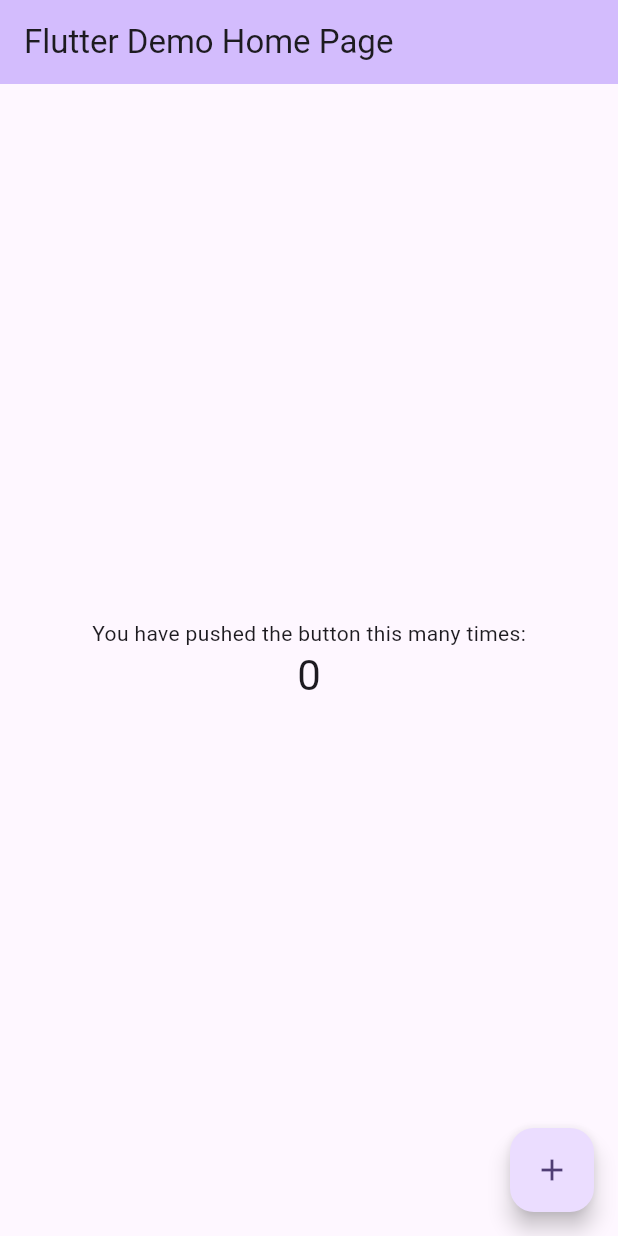
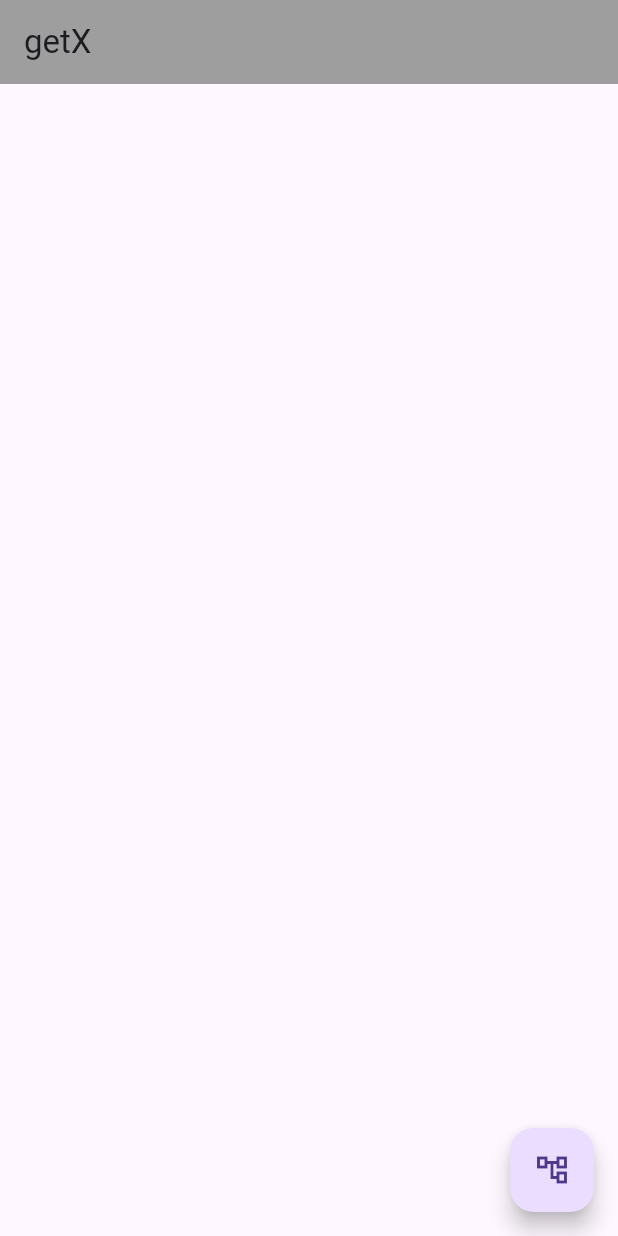
Before and after one commit to rjunaidd/getX, a Flutter app: the screen it shows after launch, on a phone screen of 412 x 824 dp. Run offline on Flutter 3.47's test engine with Material 3 defaults, Android fonts, the phone set to English and light mode, and no system bars; our stand-ins replace get.

Commit message:
getX snakbar

```diff
--- /dev/null
+++ b/lib/Views/home_screen.dart
@@ -0,0 +1,45 @@
+import 'package:flutter/material.dart';
+import 'package:get/get.dart';
+
+class HomeScreen extends StatefulWidget {
+  const HomeScreen({super.key});
+
+  @override
+  State<HomeScreen> createState() => _HomeScreenState();
+}
+
+class _HomeScreenState extends State<HomeScreen> {
+  @override
+  Widget build(BuildContext context) {
+    return  Scaffold(
+      appBar:AppBar(
+        backgroundColor: Colors.grey,
+        title:const Text("getX"),
+      ) ,
+      body: Column(
+        children: [
+
+        ],
+      ),
+      floatingActionButton: FloatingActionButton(
+        child: Icon(Icons.account_tree_outlined),
+          onPressed: (){
+            Get.snackbar(
+                "Junaid , JD",
+                "Follow on me ",
+            duration: Duration(
+              seconds: 10
+            ),
+
+              mainButton: TextButton(
+                  onPressed:(){
+                    print('Follow');
+                  },
+                  child: Icon(Icons.gamepad)
+              )
+            );
+          }
+      ),
+    );
+  }
+}
--- a/lib/main.dart
+++ b/lib/main.dart
@@ -1,4 +1,6 @@
 import 'package:flutter/material.dart';
+import 'package:get/get.dart';
+import 'package:getx/Views/home_screen.dart';
 
 void main() {
   runApp(const MyApp());
@@ -7,119 +9,11 @@ void main() {
 class MyApp extends StatelessWidget {
   const MyApp({super.key});
 
-  // This widget is the root of your application.
   @override
   Widget build(BuildContext context) {
-    return MaterialApp(
-      title: 'Flutter Demo',
-      theme: ThemeData(
-        // This is the theme of your application.
-        //
-        // TRY THIS: Try running your application with "flutter run". You'll see
-        // the application has a purple toolbar. Then, without quitting the app,
-        // try changing the seedColor in the colorScheme below to Colors.green
-        // and then invoke "hot reload" (save your changes or press the "hot
-        // reload" button in a Flutter-supported IDE, or press "r" if you used
-        // the command line to start the app).
-        //
-        // Notice that the counter didn't reset back to zero; the application
-        // state is not lost during the reload. To reset the state, use hot
-        // restart instead.
-        //
-        // This works for code too, not just values: Most code changes can be
-        // tested with just a hot reload.
-        colorScheme: ColorScheme.fromSeed(seedColor: Colors.deepPurple),
-        useMaterial3: true,
-      ),
-      home: const MyHomePage(title: 'Flutter Demo Home Page'),
+    return const GetMaterialApp(
+      debugShowCheckedModeBanner: false,
+      home: HomeScreen(),
     );
   }
 }
-
-class MyHomePage extends StatefulWidget {
-  const MyHomePage({super.key, required this.title});
-
-  // This widget is the home page of your application. It is stateful, meaning
-  // that it has a State object (defined below) that contains fields that affect
-  // how it looks.
-
-  // This class is the configuration for the state. It holds the values (in this
-  // case the title) provided by the parent (in this case the App widget) and
-  // used by the build method of the State. Fields in a Widget subclass are
-  // always marked "final".
-
-  final String title;
-
-  @override
-  State<MyHomePage> createState() => _MyHomePageState();
-}
-
-class _MyHomePageState extends State<MyHomePage> {
-  int _counter = 0;
-
-  void _incrementCounter() {
-    setState(() {
-      // This call to setState tells the Flutter framework that something has
-      // changed in this State, which causes it to rerun the build method below
-      // so that the display can reflect the updated values. If we changed
-      // _counter without calling setState(), then the build method would not be
-      // called again, and so nothing would appear to happen.
-      _counter++;
-    });
-  }
-
-  @override
-  Widget build(BuildContext context) {
-    // This method is rerun every time setState is called, for instance as done
-    // by the _incrementCounter method above.
-    //
-    // The Flutter framework has been optimized to make rerunning build methods
-    // fast, so that you can just rebuild anything that needs updating rather
-    // than having to individually change instances of widgets.
-    return Scaffold(
-      appBar: AppBar(
-        // TRY THIS: Try changing the color here to a specific color (to
-        // Colors.amber, perhaps?) and trigger a hot reload to see the AppBar
-        // change color while the other colors stay the same.
-        backgroundColor: Theme.of(context).colorScheme.inversePrimary,
-        // Here we take the value from the MyHomePage object that was created by
-        // the App.build method, and use it to set our appbar title.
-        title: Text(widget.title),
-      ),
-      body: Center(
-        // Center is a layout widget. It takes a single child and positions it
-        // in the middle of the parent.
-        child: Column(
-          // Column is also a layout widget. It takes a list of children and
-          // arranges them vertically. By default, it sizes itself to fit its
-          // children horizontally, and tries to be as tall as its parent.
-          //
-          // Column has various properties to control how it sizes itself and
-          // how it positions its children. Here we use mainAxisAlignment to
-          // center the children vertically; the main axis here is the vertical
-          // axis because Columns are vertical (the cross axis would be
-          // horizontal).
-          //
-          // TRY THIS: Invoke "debug painting" (choose the "Toggle Debug Paint"
-          // action in the IDE, or press "p" in the console), to see the
-          // wireframe for each widget.
-          mainAxisAlignment: MainAxisAlignment.center,
-          children: <Widget>[
-            const Text(
-              'You have pushed the button this many times:',
-            ),
-            Text(
-              '$_counter',
-              style: Theme.of(context).textTheme.headlineMedium,
-            ),
-          ],
-        ),
-      ),
-      floatingActionButton: FloatingActionButton(
-        onPressed: _incrementCounter,
-        tooltip: 'Increment',
-        child: const Icon(Icons.add),
-      ), // This trailing comma makes auto-formatting nicer for build methods.
-    );
-  }
-}
--- a/pubspec.yaml
+++ b/pubspec.yaml
@@ -35,6 +35,8 @@ dependencies:
   # The following adds the Cupertino Icons font to your application.
   # Use with the CupertinoIcons class for iOS style icons.
   cupertino_icons: ^1.0.2
+  http: ^1.1.2
+  get: ^4.6.6
 
 dev_dependencies:
   flutter_test:
```
Also changed, not shown: pubspec.lock.
